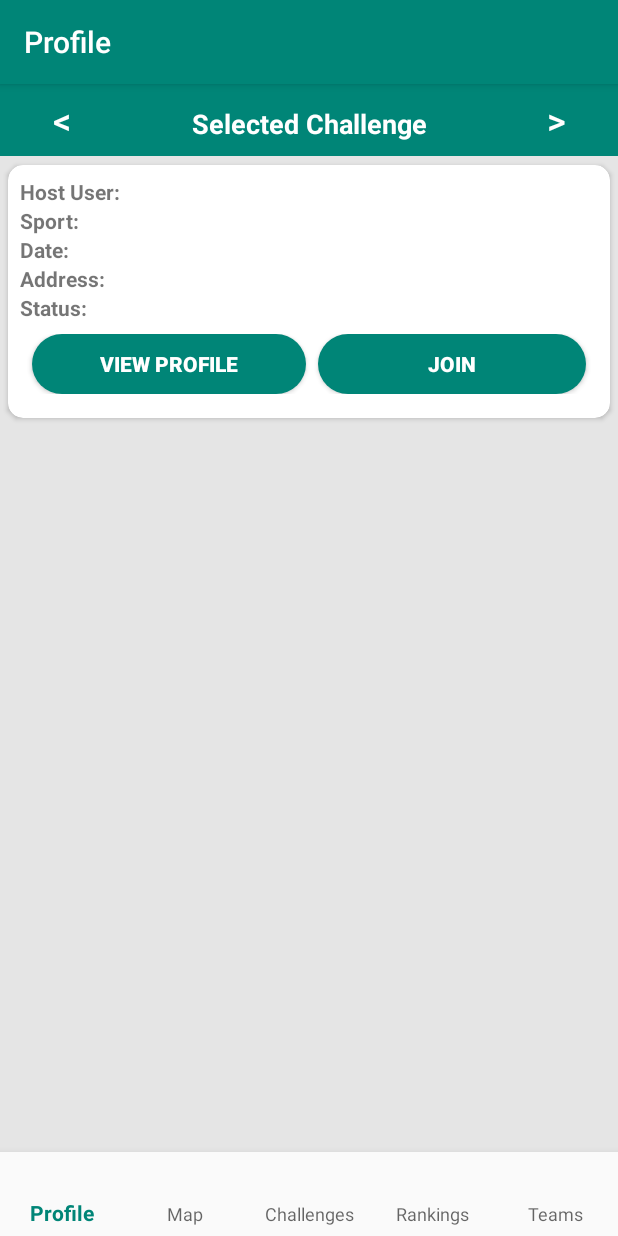
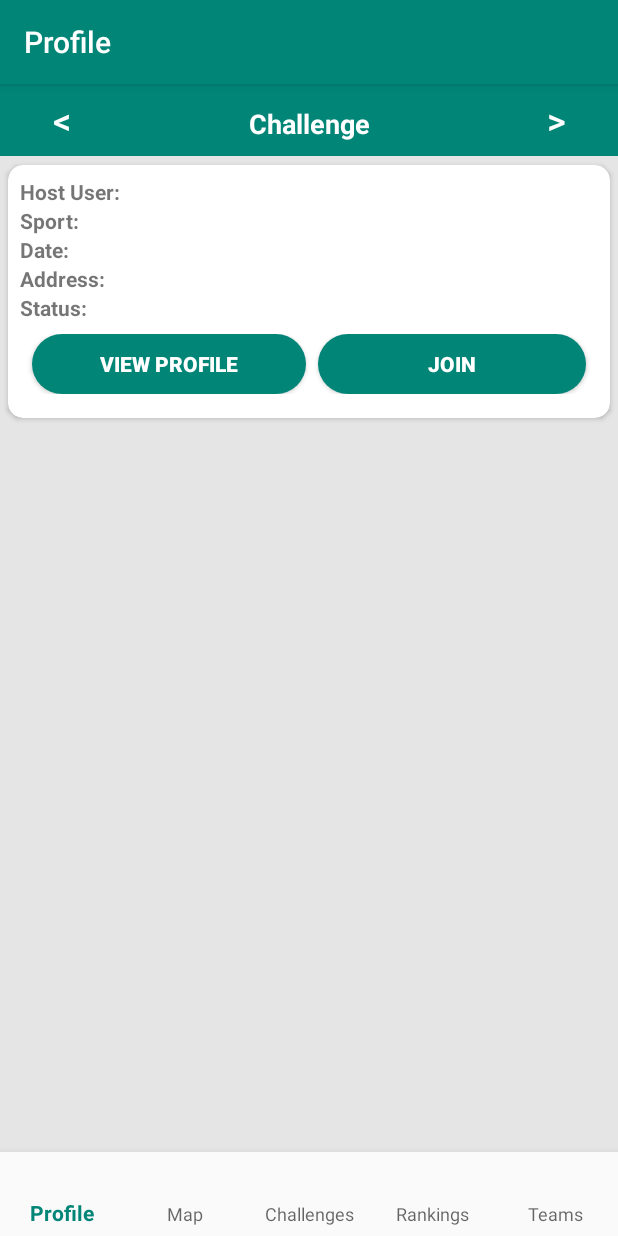
Before and after one commit to nadkarniak/Athletier, an Android app: the fragment SelectedChallengeFragment placed in its activity, on a phone screen of 412 x 824 dp. Run offline under Robolectric (Android 15) with nearby library versions, the phone set to English and light mode, and no system bars; our stand-ins replace navigation-ui.

Commit message:
[jeremy_map_markers] Rebase and delete duplicate string

```diff
--- a/app/src/main/res/values/strings.xml
+++ b/app/src/main/res/values/strings.xml
@@ -27,7 +27,6 @@
     <string name="following">Following</string>
     <string name="followers">Followers</string>
     <string name="record_string">Record</string>
-    <string name="selected_challenge_title">Selected Challenge</string>
     <string name="selected_challenge_title">Challenge</string>
     <string name="join_request_title">Join</string>
     <string name="sport_title">Sport:</string>
```
